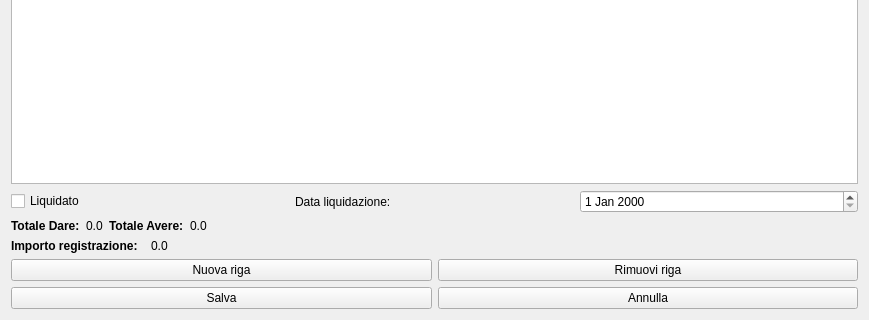
First picture: the form in cregistrazione.ui, repository fblabs/cimiapp2, before the edit; both pictures show x 0 to 869 and y 186 to 506 of the 869 by 506 pixel window.
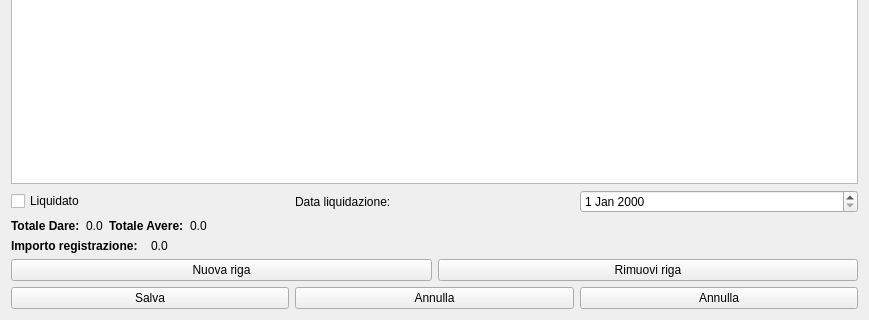
Second picture: the form after the edit. Icons and pictures are not drawn.

Patch:
```diff
--- a/cregistrazione.ui
+++ b/cregistrazione.ui
@@ -246,6 +246,23 @@
        </property>
       </widget>
      </item>
+     <item>
+      <widget class="QPushButton" name="pushButton_5">
+       <property name="text">
+        <string>Annulla</string>
+       </property>
+       <property name="icon">
+        <iconset resource="graphics.qrc">
+         <normaloff>:/Resources/Arrow-Left.PNG</normaloff>:/Resources/Arrow-Left.PNG</iconset>
+       </property>
+       <property name="iconSize">
+        <size>
+         <width>32</width>
+         <height>32</height>
+        </size>
+       </property>
+      </widget>
+     </item>
      <item>
       <widget class="QPushButton" name="pushButton_2">
        <property name="text">
```
